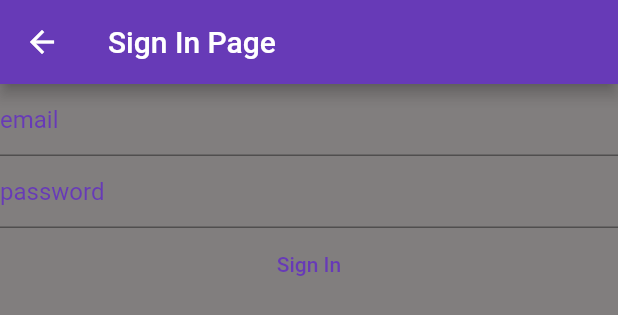
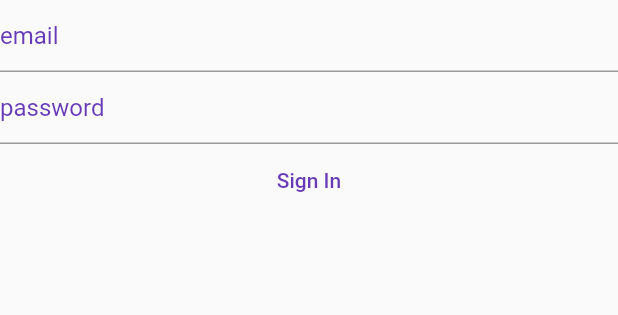
Before and after one commit to azzayatss/flutter, a Flutter app: the SignInView widget shown alone on an empty page, opened directly, on a phone screen of 412 x 824 dp. Shown: the top 315 px of the screen. Run offline on Flutter 3.47's test engine with Material 2 defaults, Android fonts, the phone set to English and light mode, and no system bars; our stand-ins replace firebase_auth, firebase_core; accounts and stored records are empty.

Commit message:
email verification + code refactoring (deleting scafolds on sign in and sign uo views, scafolds replaced by columns)

```diff
--- a/lib/views/sign_in_view.dart
+++ b/lib/views/sign_in_view.dart
@@ -1,8 +1,7 @@
 import 'package:firebase_auth/firebase_auth.dart';
-import 'package:firebase_core/firebase_core.dart';
 import 'package:flutter/material.dart';
 
-import '../firebase_options.dart';
+
 
 class SignInView extends StatefulWidget {
   const SignInView({super.key});
@@ -32,21 +31,7 @@ late final TextEditingController _passwordContoller;
 
    @override
   Widget build(BuildContext context) {
-    return Scaffold(
-      // scafold - стандартне рішення яке має в собі аппбар і тіло
-      // todo вивчити всі можливості скалафорду
-      backgroundColor: const Color.fromARGB(173, 69, 65, 65),
-      appBar: AppBar(title: const Text('Sign In Page')),
-      body: FutureBuilder(
-        future: Firebase.initializeApp(
-          //Firebase.initializeApp() needs to call native code to initialize Firebase,
-          //тобто ми простка кажемо "ей флаттер ми тут юзаєм firebase, знай про це))"
-          options: DefaultFirebaseOptions.currentPlatform),
-        builder: (context, snapshot) {
-          switch (snapshot.connectionState) {
-
-          case ConnectionState.done:
-            return Column(
+    return Column(
           children: [
             TextField(
             style: const TextStyle(color: Colors.white),
@@ -102,11 +87,5 @@ late final TextEditingController _passwordContoller;
             )
           ],
         );
-         default:
-         return const Text('Loading...');
-          }
-
-        },
-      ));
   }
   }
```
Also changed, not shown: lib/main.dart (+30 -5 lines), lib/views/sign_up_view.dart (+2 -23 lines).
